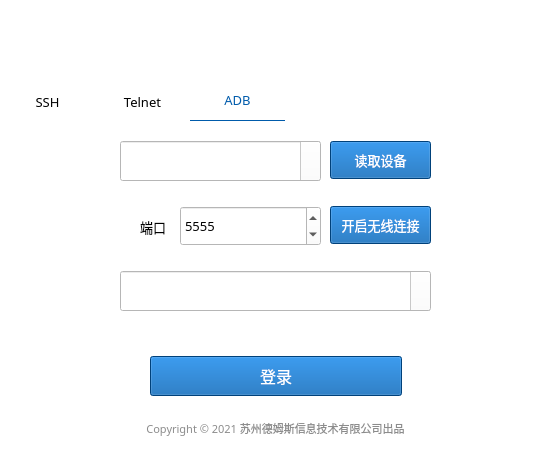
The window that resource/transUnit_login.ui (Yugle/service_deploy_tool) describes before a commit, drawn with Qt 5.
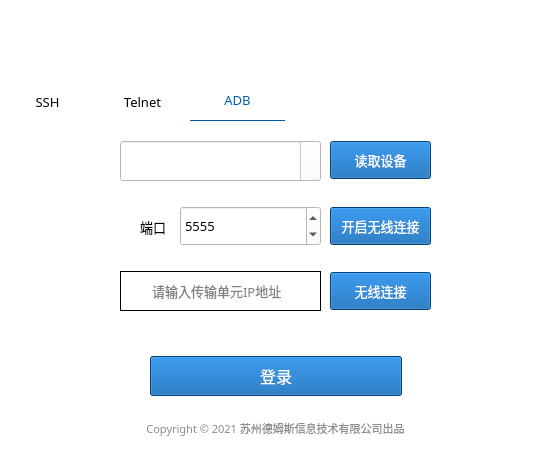
The same window after the commit. Icons and pictures are not drawn.

What changed in the file:
```diff
--- a/resource/transUnit_login.ui
+++ b/resource/transUnit_login.ui
@@ -638,7 +638,7 @@
       <property name="geometry">
        <rect>
         <x>330</x>
-        <y>85</y>
+        <y>86</y>
         <width>101</width>
         <height>38</height>
        </rect>
@@ -663,38 +663,6 @@
        <string>开启无线连接</string>
       </property>
      </widget>
-     <widget class="QComboBox" name="device_ip">
-      <property name="geometry">
-       <rect>
-        <x>120</x>
-        <y>150</y>
-        <width>311</width>
-        <height>40</height>
-       </rect>
-      </property>
-      <property name="font">
-       <font>
-        <family>微软雅黑</family>
-        <pointsize>10</pointsize>
-       </font>
-      </property>
-      <property name="styleSheet">
-       <string notr="true">QComboBox::drop-down {
-     subcontrol-origin: padding;
-     subcontrol- position :  top  right ;
-     width :  20px ;
-      border-left-width :  0px ;
-
-}
- 
-QComboBox::down-arrow {
-     image:url(arrow.png);
-}</string>
-      </property>
-      <property name="editable">
-       <bool>true</bool>
-      </property>
-     </widget>
      <widget class="QPushButton" name="read_devices">
       <property name="geometry">
        <rect>
@@ -790,6 +758,94 @@
        <string>端口</string>
       </property>
      </widget>
+     <widget class="QLineEdit" name="device_ip">
+      <property name="geometry">
+       <rect>
+        <x>150</x>
+        <y>150</y>
+        <width>171</width>
+        <height>40</height>
+       </rect>
+      </property>
+      <property name="font">
+       <font>
+        <family>微软雅黑</family>
+        <pointsize>10</pointsize>
+       </font>
+      </property>
+      <property name="styleSheet">
+       <string notr="true">border:1px solid black;
+border-left:0px solid white;</string>
+      </property>
+      <property name="text">
+       <string/>
+      </property>
+      <property name="placeholderText">
+       <string>请输入传输单元IP地址</string>
+      </property>
+     </widget>
+     <widget class="QLabel" name="label_26">
+      <property name="geometry">
+       <rect>
+        <x>120</x>
+        <y>150</y>
+        <width>32</width>
+        <height>40</height>
+       </rect>
+      </property>
+      <property name="styleSheet">
+       <string notr="true">border:1px solid black;
+border-right:0px solid white;</string>
+      </property>
+      <property name="text">
+       <string/>
+      </property>
+     </widget>
+     <widget class="QLabel" name="label_41">
+      <property name="geometry">
+       <rect>
+        <x>130</x>
+        <y>160</y>
+        <width>14</width>
+        <height>18</height>
+       </rect>
+      </property>
+      <property name="styleSheet">
+       <string notr="true">background:url(img/ip.png);</string>
+      </property>
+      <property name="text">
+       <string/>
+      </property>
+     </widget>
+     <widget class="QPushButton" name="connect_remote_ip">
+      <property name="geometry">
+       <rect>
+        <x>330</x>
+        <y>151</y>
+        <width>101</width>
+        <height>38</height>
+       </rect>
+      </property>
+      <property name="font">
+       <font>
+        <family>微软雅黑</family>
+        <pointsize>10</pointsize>
+       </font>
+      </property>
+      <property name="styleSheet">
+       <string notr="true">QPushButton{
+        text-align:center;
+        color:white;
+        background-color:rgb(0, 91, 171);
+}
+QPushButton:hover{
+        background-color:rgb(24, 91, 171);
+}</string>
+      </property>
+      <property name="text">
+       <string>无线连接</string>
+      </property>
+     </widget>
     </widget>
    </widget>
    <widget class="QPushButton" name="loginBtn">
```
Left out of the diff: 18 changed lines with no effect on the pictures.
